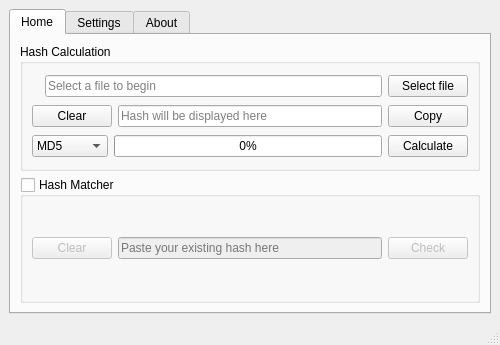
Rizwan-Hasan/Free-Hash-Checker, file ui/mainwindow.ui: the form before one commit.
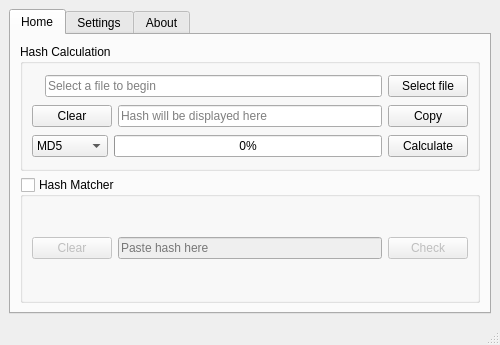
The form after the commit. Icons and pictures are not drawn.

What changed in the file:
```diff
--- a/ui/mainwindow.ui
+++ b/ui/mainwindow.ui
@@ -381,7 +381,7 @@
               <bool>false</bool>
              </property>
              <property name="placeholderText">
-              <string>Paste your existing hash here</string>
+              <string>Paste hash here</string>
              </property>
              <property name="clearButtonEnabled">
               <bool>false</bool>
```
